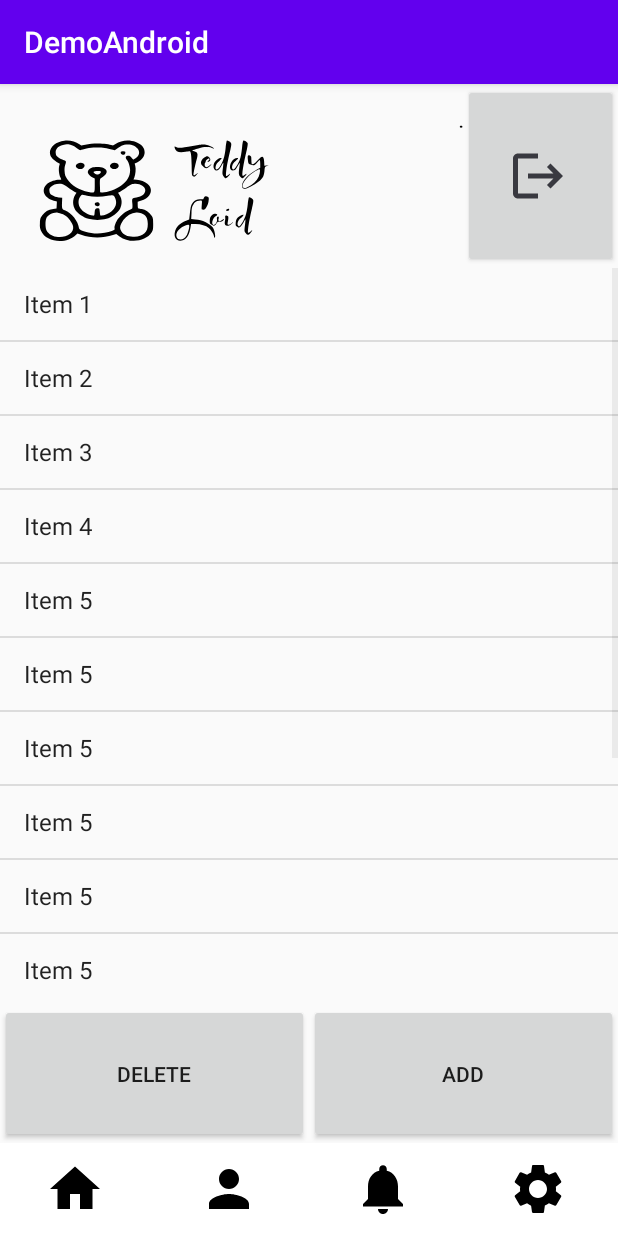
After one commit to HCMUT-HK222-DADN/IoT_FE_AndriodStudio, an Android app: the WorkingScheduleActivity screen opened directly, with no data from a screen before it, on a phone screen of 412 x 824 dp. The commit adds this screen. Run offline under Robolectric (Android 15) with nearby library versions, the phone set to English and light mode, and no system bars.

Commit message:
Create Working Schedule page

```diff
--- a/app/src/main/AndroidManifest.xml
+++ b/app/src/main/AndroidManifest.xml
@@ -23,6 +23,8 @@
         <activity
             android:name=".MainActivity3"
             android:exported="false" />
+        <activity android:name=".WorkingActivity"/>
+        <activity android:name=".WorkingScheduleActivity"/>
         <activity
             android:name=".MainActivity"
             android:exported="true">
--- a/app/src/main/java/Demo/Android/MainActivity.java
+++ b/app/src/main/java/Demo/Android/MainActivity.java
@@ -15,7 +15,10 @@ public class MainActivity extends AppCompatActivityExtended {
     @Override
     protected void onCreate(Bundle savedInstanceState) {
         super.onCreate(savedInstanceState);
-        setContentView(R.layout.activity_main);webSocketManager = new WebSocketManager(MainActivity.this);
+        setContentView(R.layout.activity_main);
+
+        // ---------------- Create Websocket
+        webSocketManager = new WebSocketManager(MainActivity.this);
         webSocketManager.start();
 
         // ---------------------------- Create buttons and views
--- a/app/src/main/java/Demo/Android/MainActivity3.java
+++ b/app/src/main/java/Demo/Android/MainActivity3.java
@@ -86,6 +86,13 @@ public class MainActivity3 extends AppCompatActivityExtended {
             @Override
             public void onClick(View view) {
                 LogOut();
+            }
+        });
+
+        btnWorking.setOnClickListener(new View.OnClickListener() {
+            @Override
+            public void onClick(View view) {
+                moveToWorkingActivity();
             }
         });
 //        tempgraph.setOnClickListener(new View.OnClickListener() {
@@ -195,6 +202,12 @@ public class MainActivity3 extends AppCompatActivityExtended {
         webSocketManager.closeSocket();
         finish();
     }
+    public void moveToWorkingActivity(){
+        Intent intent = new Intent(this, WorkingActivity.class);
+        startActivity(intent);
+        webSocketManager.closeSocket();
+        finish();
+    }
 //    public void TempGraph() {
 //        Intent intent = new Intent(this, TempGraph.class);
 //        startActivity(intent);
@@ -212,6 +225,9 @@ public class MainActivity3 extends AppCompatActivityExtended {
     }
     @Override
     public void updateSensorValue(JSONObject jsonObject) {
+        runOnUiThread(new Runnable() {
+            @Override
+            public void run() {
                 Log.w("WebSocket", "Activity Received JSON File success.");
                 String tempValue = jsonObject.optString("Temp");
                 String humiValue = jsonObject.optString("Humi");
@@ -225,6 +241,7 @@ public class MainActivity3 extends AppCompatActivityExtended {
                 } else {
                     motion.setText("None");
                 }
-
+            }
+        });
     }
 }
--- a/app/src/main/java/Demo/Android/WorkingActivity.java
+++ b/app/src/main/java/Demo/Android/WorkingActivity.java
@@ -18,7 +18,7 @@ import java.nio.charset.Charset;
 
 public class WorkingActivity extends AppCompatActivityExtended {
     TextView txtTemp, txtHumi, txtLight, motion;
-    Button logout;
+    Button logout, workingschedule;
     private WebSocketManager webSocketManager;
 
     @Override
@@ -32,19 +32,26 @@ public class WorkingActivity extends AppCompatActivityExtended {
         txtHumi = findViewById(R.id.Humidity);
         txtLight = findViewById(R.id.light);
         logout = (Button) findViewById(R.id.logout);
+        workingschedule = findViewById(R.id.workingschedule);
 
-        // ---------------- Receive Websocket
+        // ---------------- Create Websocket
         webSocketManager = new WebSocketManager(WorkingActivity.this);
         webSocketManager.start();
 
         // ---------------- Init 4 sensor value
         this.initSensorValue();
 
-        //Quay ve trang dang nhap
+        // ---------------- Init listener
         logout.setOnClickListener(new View.OnClickListener() {
             @Override
             public void onClick(View view) {
                 LogOut();
+            }
+        });
+        workingschedule.setOnClickListener(new View.OnClickListener() {
+            @Override
+            public void onClick(View view) {
+                gotoWorkingSchedule();
             }
         });
     }
@@ -52,12 +59,23 @@ public class WorkingActivity extends AppCompatActivityExtended {
     public void LogOut() {
         Intent intent = new Intent(this, MainActivity.class);
         startActivity(intent);
+        webSocketManager.closeSocket();
+        finish();
+    }
+    public void gotoWorkingSchedule() {
+        Intent intent = new Intent(this, WorkingScheduleActivity.class);
+        startActivity(intent);
+        webSocketManager.closeSocket();
+        finish();
     }
     public void initSensorValue() {
         this.webSocketManager.sendMessage("RequestUpdateSensor");
     }
     @Override
     public void updateSensorValue(JSONObject jsonObject) {
+        runOnUiThread(new Runnable() {
+            @Override
+            public void run() {
                 Log.w("WebSocket", "Activity Received JSON File success.");
                 String tempValue = jsonObject.optString("Temp");
                 String humiValue = jsonObject.optString("Humi");
@@ -71,6 +89,7 @@ public class WorkingActivity extends AppCompatActivityExtended {
                 } else {
                     motion.setText("None");
                 }
-
+            }
+        });
     }
 }
--- /dev/null
+++ b/app/src/main/java/Demo/Android/WorkingScheduleActivity.java
@@ -0,0 +1,55 @@
+package Demo.Android;
+import android.content.Intent;
+import android.os.Bundle;
+import android.util.Log;
+import android.view.View;
+import android.widget.ArrayAdapter;
+import android.widget.Button;
+import android.widget.ListView;
+import android.widget.TextView;
+
+import org.json.JSONObject;
+
+public class WorkingScheduleActivity extends AppCompatActivityExtended {
+    Button logout;
+    ListView list_view;
+    private WebSocketManager webSocketManager;
+
+    @Override
+    protected void onCreate(Bundle savedInstanceState) {
+        // ---------------- Init
+        super.onCreate(savedInstanceState);
+        setContentView(R.layout.activity_workingschedule);
+        // ---------------- Create object to handle button
+        logout = (Button) findViewById(R.id.logout);
+        list_view = findViewById(R.id.list_view);
+
+        // ---------------- Create Websocket
+        webSocketManager = new WebSocketManager(WorkingScheduleActivity.this);
+        webSocketManager.start();
+
+        // ---------------- Init View
+        String[] items = {"Item 1", "Item 2", "Item 3", "Item 4", "Item 5", "Item 5", "Item 5",
+            "Item 5", "Item 5", "Item 5", "Item 5", "Item 5", "Item 5", "Item 5", "Item 5"};
+        ArrayAdapter<String> adapter = new ArrayAdapter<String>(this,
+                android.R.layout.simple_list_item_1, android.R.id.text1, items);
+        list_view.setAdapter(adapter);
+        list_view.setChoiceMode(ListView.CHOICE_MODE_SINGLE);
+
+
+        // ---------------- Init listener
+        logout.setOnClickListener(new View.OnClickListener() {
+            @Override
+            public void onClick(View view) {
+                LogOut();
+            }
+        });
+    }
+    //  ---------------- Addition Method
+    public void LogOut() {
+        Intent intent = new Intent(this, MainActivity.class);
+        startActivity(intent);
+        webSocketManager.closeSocket();
+        finish();
+    }
+}
--- a/app/src/main/res/layout/activity_working.xml
+++ b/app/src/main/res/layout/activity_working.xml
@@ -4,7 +4,7 @@
     xmlns:tools="http://schemas.android.com/tools"
     android:layout_width="match_parent"
     android:layout_height="match_parent"
-    tools:context=".MainActivity3"
+    tools:context=".WorkingActivity"
     android:orientation="vertical">
 
 
@@ -199,11 +199,12 @@
             android:layout_height = "match_parent"
             android:layout_weight = "1"
             android:orientation="vertical">
-            <TextView
+            <Button
+                android:id="@+id/workingschedule"
                 android:layout_width="match_parent"
                 android:layout_height="match_parent"
                 android:text = "Working Schedule"
-                android:textSize = "20dp"
+                android:textSize = "15dp"
                 android:textStyle="bold"
                 android:gravity="center"
                 android:layout_margin="15dp"
--- /dev/null
+++ b/app/src/main/res/layout/activity_workingschedule.xml
@@ -0,0 +1,159 @@
+<?xml version="1.0" encoding="utf-8"?>
+<LinearLayout xmlns:android="http://schemas.android.com/apk/res/android"
+    xmlns:app="http://schemas.android.com/apk/res-auto"
+    xmlns:tools="http://schemas.android.com/tools"
+    android:layout_width="match_parent"
+    android:layout_height="match_parent"
+    tools:context=".WorkingScheduleActivity"
+    android:orientation="vertical">
+
+
+    <LinearLayout
+        android:layout_width = "match_parent"
+        android:layout_height = "0dp"
+        android:layout_weight = "2"
+        android:orientation="horizontal"
+        >
+        <LinearLayout
+            android:layout_width = "0dp"
+            android:layout_height = "match_parent"
+            android:layout_weight = "1.5"
+            android:gravity="center_horizontal"
+
+            >
+            <TextView
+                android:layout_width="wrap_content"
+                android:layout_height="wrap_content"
+                android:background="@drawable/logo"
+                android:gravity="center"
+
+                >
+            </TextView>
+        </LinearLayout>
+        <LinearLayout
+            android:layout_width = "0dp"
+            android:layout_height = "match_parent"
+            android:layout_weight = "0.5"
+            android:gravity="center_horizontal"
+            >
+            <Button
+                android:id="@+id/logout"
+                android:layout_width="match_parent"
+                android:layout_height="match_parent"
+                android:drawableLeft="@drawable/baseline_logout_24"
+                android:gravity="right"
+                android:paddingLeft="30dp"></Button>
+        </LinearLayout>
+    </LinearLayout>
+
+    <LinearLayout
+        android:layout_width="match_parent"
+        android:layout_height = "0dp"
+        android:layout_weight = "9.5"
+        android:orientation="vertical">
+
+        <LinearLayout
+            android:layout_width="match_parent"
+            android:layout_height="0dp"
+            android:layout_weight = "8">
+
+            <ListView
+                android:id="@+id/list_view"
+                android:layout_width="match_parent"
+                android:layout_height="match_parent"
+                android:choiceMode="singleChoice"
+                android:listSelector="#CC0033"/>
+        </LinearLayout>
+
+        <LinearLayout
+            android:layout_width="match_parent"
+            android:layout_height="0dp"
+            android:layout_weight = "1.5"
+            android:orientation="horizontal">
+
+            <Button
+                android:id="@+id/deleteSchedule"
+                android:layout_width="0dp"
+                android:layout_height="match_parent"
+                android:layout_weight="1"
+                android:gravity="center"
+                android:text="Delete"/>
+
+            <Button
+                android:id="@+id/addSchedule"
+                android:layout_width="0dp"
+                android:layout_height="match_parent"
+                android:layout_weight="1"
+                android:gravity="center"
+                android:text="Add"/>
+
+        </LinearLayout>
+
+    </LinearLayout>
+
+    <LinearLayout
+        android:layout_width = "match_parent"
+        android:layout_height = "0dp"
+        android:layout_weight = "1"
+        android:orientation="horizontal">
+        <LinearLayout
+            android:layout_width = "0dp"
+            android:layout_height = "match_parent"
+            android:layout_weight = "1">
+
+            <Button
+                android:id="@+id/home_button"
+                android:layout_width="match_parent"
+                android:layout_height="match_parent"
+                android:drawableLeft="@drawable/baseline_home_40"
+                android:gravity="center"
+                android:background="@color/white"
+                android:paddingLeft="30dp"
+                >
+            </Button>
+        </LinearLayout>
+        <LinearLayout
+            android:layout_width = "0dp"
+            android:layout_height = "match_parent"
+            android:layout_weight = "1">
+            <Button
+                android:id="@+id/notification_person"
+                android:layout_width="match_parent"
+                android:layout_height="match_parent"
+                android:background="@color/white"
+                android:drawableLeft="@drawable/baseline_person_24"
+                android:gravity="center"
+                android:paddingLeft="30dp"></Button>
+
+        </LinearLayout>
+        <LinearLayout
+            android:layout_width = "0dp"
+            android:layout_height = "match_parent"
+            android:layout_weight = "1">
+
+            <Button
+                android:id="@+id/notification_button"
+                android:layout_width="114dp"
+                android:layout_height="match_parent"
+                android:background="@color/white"
+                android:drawableLeft="@drawable/baseline_notifications_24"
+                android:gravity="center"
+                android:paddingLeft="30dp"></Button>
+        </LinearLayout>
+        <LinearLayout
+            android:layout_width = "0dp"
+            android:layout_height = "match_parent"
+            android:layout_weight = "1">
+            <Button
+                android:id="@+id/setting_button"
+                android:layout_width="match_parent"
+                android:layout_height="match_parent"
+                android:drawableLeft="@drawable/baseline_settings_24"
+                android:gravity="center"
+                android:background="@color/white"
+                android:paddingLeft="30dp"
+                >
+            </Button>
+        </LinearLayout>
+    </LinearLayout>
+</LinearLayout>
```
Lines whose indentation alone changed are shown as unchanged.
